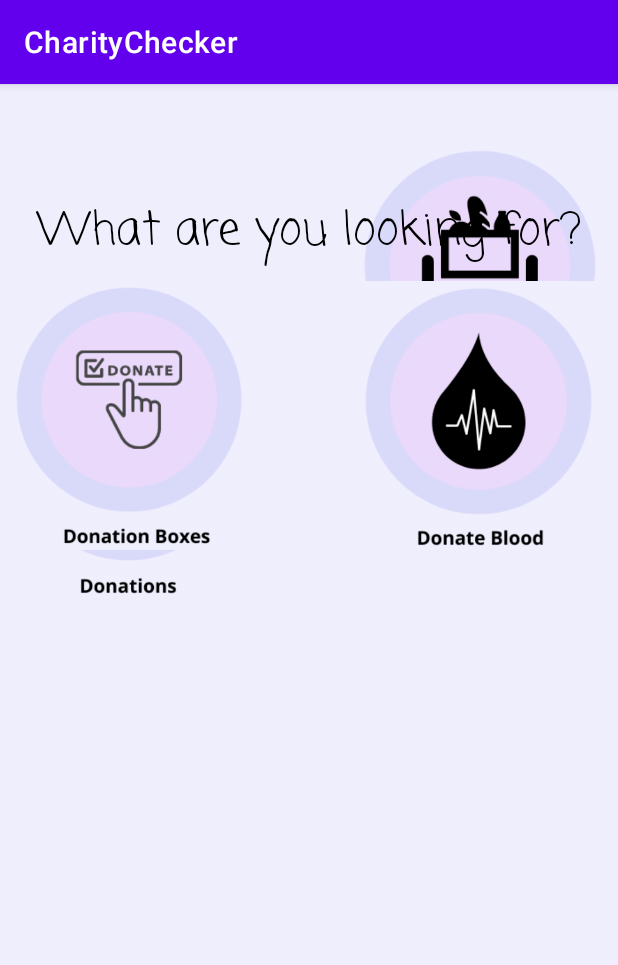
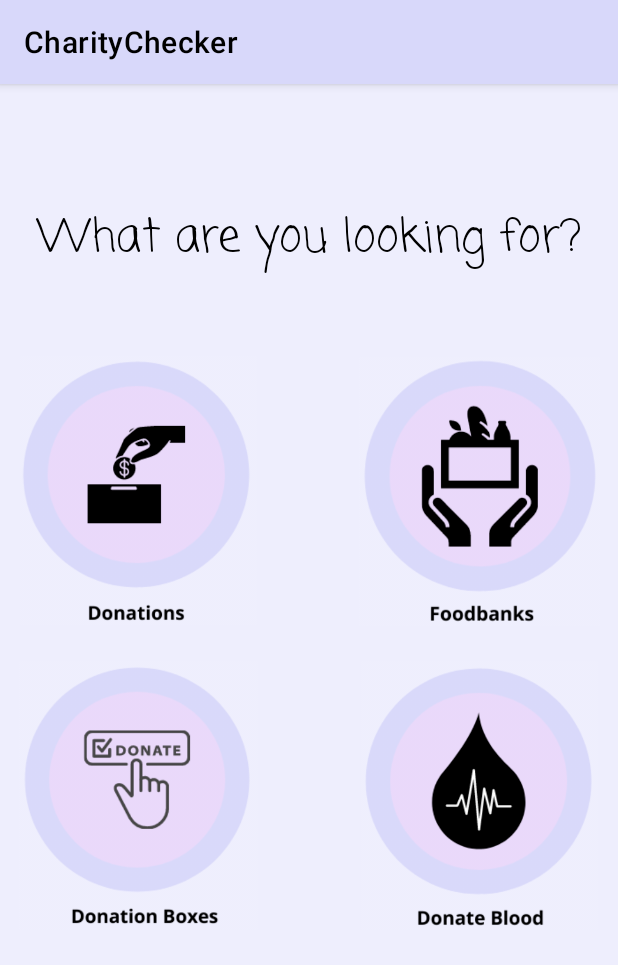
Before and after one commit to alexisromer/CharityChecker, an Android app: the optionsActivity screen opened directly, with no data from a screen before it, on a phone screen of 412 x 824 dp. Shown: the top 965 px of the screen. Run offline under Robolectric (Android 15) with nearby library versions, the phone set to English and light mode, and no system bars; network calls fail.

Commit message:
Changed color of status bar

```diff
--- a/app/src/main/java/com/example/charitychecker/MainActivity.java
+++ b/app/src/main/java/com/example/charitychecker/MainActivity.java
@@ -5,12 +5,14 @@ import androidx.appcompat.app.AppCompatActivity;
 import android.content.Context;
 import android.content.Intent;
 import android.os.Bundle;
+import android.text.Html;
 import android.view.View;
 import android.widget.Button;
 import android.widget.EditText;
 import android.widget.ImageView;
 import android.widget.TextView;
 import android.widget.Toast;
+import android.widget.Toolbar;
 
 public class MainActivity extends AppCompatActivity implements View.OnClickListener {
 
@@ -20,6 +22,7 @@ public class MainActivity extends AppCompatActivity implements View.OnClickListe
         super.onCreate(savedInstanceState);
         setContentView(R.layout.activity_main);
 
+        getSupportActionBar().setTitle(Html.fromHtml("<font color =\"black\">" + getString(R.string.app_name) + "</font>"));
 
         Button zipActivity = findViewById(R.id.zipButton);
         zipActivity.setOnClickListener(this);
--- a/app/src/main/java/com/example/charitychecker/aboutActivity.java
+++ b/app/src/main/java/com/example/charitychecker/aboutActivity.java
@@ -3,6 +3,7 @@ package com.example.charitychecker;
 import androidx.appcompat.app.AppCompatActivity;
 
 import android.os.Bundle;
+import android.text.Html;
 
 public class aboutActivity extends AppCompatActivity {
 
@@ -10,5 +11,8 @@ public class aboutActivity extends AppCompatActivity {
     protected void onCreate(Bundle savedInstanceState) {
         super.onCreate(savedInstanceState);
         setContentView(R.layout.activity_about);
+
+        getSupportActionBar().setTitle(Html.fromHtml("<font color =\"black\">" + getString(R.string.app_name) + "</font>"));
+
     }
 }
--- a/app/src/main/java/com/example/charitychecker/bloodActivity.java
+++ b/app/src/main/java/com/example/charitychecker/bloodActivity.java
@@ -8,6 +8,7 @@ import android.content.pm.ApplicationInfo;
 import android.content.pm.PackageManager;
 import android.net.Uri;
 import android.os.Bundle;
+import android.text.Html;
 import android.util.Log;
 import android.view.View;
 import android.widget.AdapterView;
@@ -51,6 +52,8 @@ public class bloodActivity extends AppCompatActivity {
         super.onCreate(savedInstanceState);
         setContentView(R.layout.activity_blood);
 
+
+        getSupportActionBar().setTitle(Html.fromHtml("<font color =\"black\">" + getString(R.string.app_name) + "</font>"));
 
         Intent callerIntent = getIntent();
         String zipCode = callerIntent.getStringExtra("zipCode");
--- a/app/src/main/java/com/example/charitychecker/charityActivity.java
+++ b/app/src/main/java/com/example/charitychecker/charityActivity.java
@@ -8,6 +8,7 @@ import android.content.pm.ApplicationInfo;
 import android.content.pm.PackageManager;
 import android.net.Uri;
 import android.os.Bundle;
+import android.text.Html;
 import android.util.Log;
 import android.view.View;
 import android.widget.AdapterView;
@@ -47,6 +48,8 @@ public class charityActivity extends AppCompatActivity {
     protected void onCreate(Bundle savedInstanceState) {
         super.onCreate(savedInstanceState);
         setContentView(R.layout.activity_charity);
+
+        getSupportActionBar().setTitle(Html.fromHtml("<font color =\"black\">" + getString(R.string.app_name) + "</font>"));
 
         //Intent callerIntent = getIntent();
         //String zipInfo = callerIntent.getStringExtra("zipCode");
--- a/app/src/main/java/com/example/charitychecker/optionsActivity.java
+++ b/app/src/main/java/com/example/charitychecker/optionsActivity.java
@@ -5,6 +5,7 @@ import androidx.appcompat.app.AppCompatActivity;
 import android.content.Intent;
 import android.net.Uri;
 import android.os.Bundle;
+import android.text.Html;
 import android.view.View;
 import android.widget.ImageView;
 
@@ -20,6 +21,8 @@ public class optionsActivity extends AppCompatActivity implements View.OnClickLi
 
        // Button foodBankButton = findViewById(R.id.foodbanks_button);
        // foodBankButton.setOnClickListener((View.OnClickListener) this);
+
+        getSupportActionBar().setTitle(Html.fromHtml("<font color =\"black\">" + getString(R.string.app_name) + "</font>"));
 
         ImageView donatePicture = findViewById(R.id.donateImageView);
         donatePicture.setOnClickListener(this);
--- a/app/src/main/res/layout/activity_options.xml
+++ b/app/src/main/res/layout/activity_options.xml
@@ -11,22 +11,20 @@
         android:id="@+id/donateImageView"
         android:layout_width="174dp"
         android:layout_height="179dp"
-        android:layout_marginTop="32dp"
+        android:layout_marginStart="5dp"
+        android:layout_marginTop="45dp"
         app:layout_constraintStart_toStartOf="parent"
         app:layout_constraintTop_toBottomOf="@+id/looking_textView"
-        app:layout_constraintVertical_bias="0.063"
         app:srcCompat="@drawable/donate_logo" />
 
     <ImageView
         android:id="@+id/foodImageView"
         android:layout_width="174dp"
         android:layout_height="179dp"
-        android:layout_marginStart="44dp"
-        android:layout_marginTop="32dp"
+        android:layout_marginTop="45dp"
+        android:layout_marginEnd="5dp"
         app:layout_constraintBottom_toTopOf="@+id/boxImageView"
         app:layout_constraintEnd_toEndOf="parent"
-        app:layout_constraintHorizontal_bias="0.735"
-        app:layout_constraintStart_toEndOf="@+id/donateImageView"
         app:layout_constraintTop_toBottomOf="@+id/looking_textView"
         app:layout_constraintVertical_bias="0.023"
         app:srcCompat="@drawable/foodbanks_logo" />
@@ -35,11 +33,10 @@
         android:id="@+id/bloodImageView"
         android:layout_width="174dp"
         android:layout_height="179dp"
+        android:layout_marginEnd="5dp"
         android:onClick="onClick"
         app:layout_constraintBottom_toBottomOf="@+id/boxImageView"
-        app:layout_constraintEnd_toEndOf="@+id/foodImageView"
-        app:layout_constraintHorizontal_bias="1.0"
-        app:layout_constraintStart_toEndOf="@+id/boxImageView"
+        app:layout_constraintEnd_toEndOf="parent"
         app:layout_constraintTop_toBottomOf="@+id/foodImageView"
         app:layout_constraintVertical_bias="1.0"
         app:srcCompat="@drawable/blood_logo"
@@ -49,18 +46,17 @@
         android:id="@+id/boxImageView"
         android:layout_width="174dp"
         android:layout_height="179dp"
-        android:layout_marginBottom="132dp"
-        app:layout_constraintBottom_toBottomOf="parent"
+        android:layout_marginStart="5dp"
+        android:layout_marginTop="24dp"
         app:layout_constraintStart_toStartOf="parent"
-        app:layout_constraintTop_toBottomOf="@+id/looking_textView"
-        app:layout_constraintVertical_bias="0.0"
+        app:layout_constraintTop_toBottomOf="@+id/donateImageView"
         app:srcCompat="@drawable/boxes_logo" />
 
     <TextView
         android:id="@+id/looking_textView"
         android:layout_width="0dp"
         android:layout_height="wrap_content"
-        android:layout_marginTop="65dp"
+        android:layout_marginTop="70dp"
         android:layout_weight="1"
         android:fontFamily="casual"
         android:padding="10dp"
--- a/app/src/main/res/values/colors.xml
+++ b/app/src/main/res/values/colors.xml
@@ -9,4 +9,6 @@
     <color name="white">#FFFFFFFF</color>
     <color name="pink_purple">#EEEEFD</color>
     <color name="navy">#000080</color>
+    <color name="app_pink">#E9D8FA</color>
+    <color name="app_purple">#D8D8FA</color>
 </resources>
--- a/app/src/main/res/values/themes.xml
+++ b/app/src/main/res/values/themes.xml
@@ -2,8 +2,8 @@
     <!-- Base application theme. -->
     <style name="Theme.CharityChecker" parent="Theme.MaterialComponents.DayNight.DarkActionBar">
         <!-- Primary brand color. -->
-        <item name="colorPrimary">@color/purple_500</item>
-        <item name="colorPrimaryVariant">@color/purple_700</item>
+        <item name="colorPrimary">@color/app_purple</item>
+        <item name="colorPrimaryVariant">@color/black</item>
         <item name="colorOnPrimary">@color/white</item>
         <!-- Secondary brand color. -->
         <item name="colorSecondary">@color/teal_200</item>
@@ -13,4 +13,5 @@
         <item name="android:statusBarColor" tools:targetApi="l">?attr/colorPrimaryVariant</item>
         <!-- Customize your theme here. -->
     </style>
+
 </resources>
```
